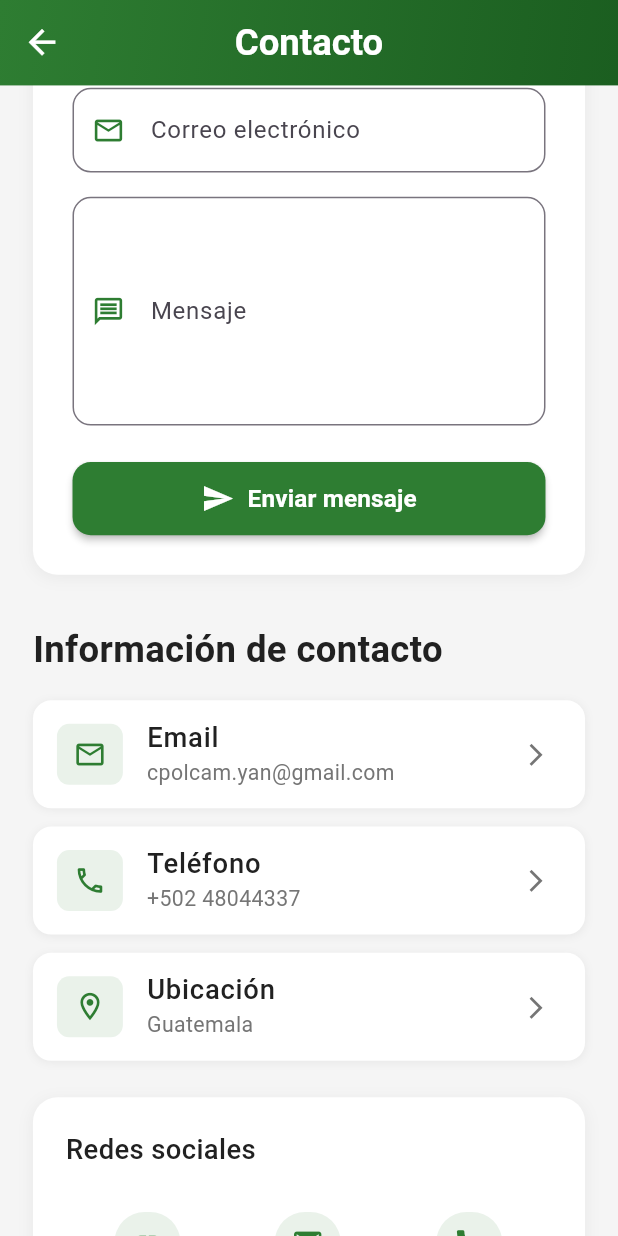
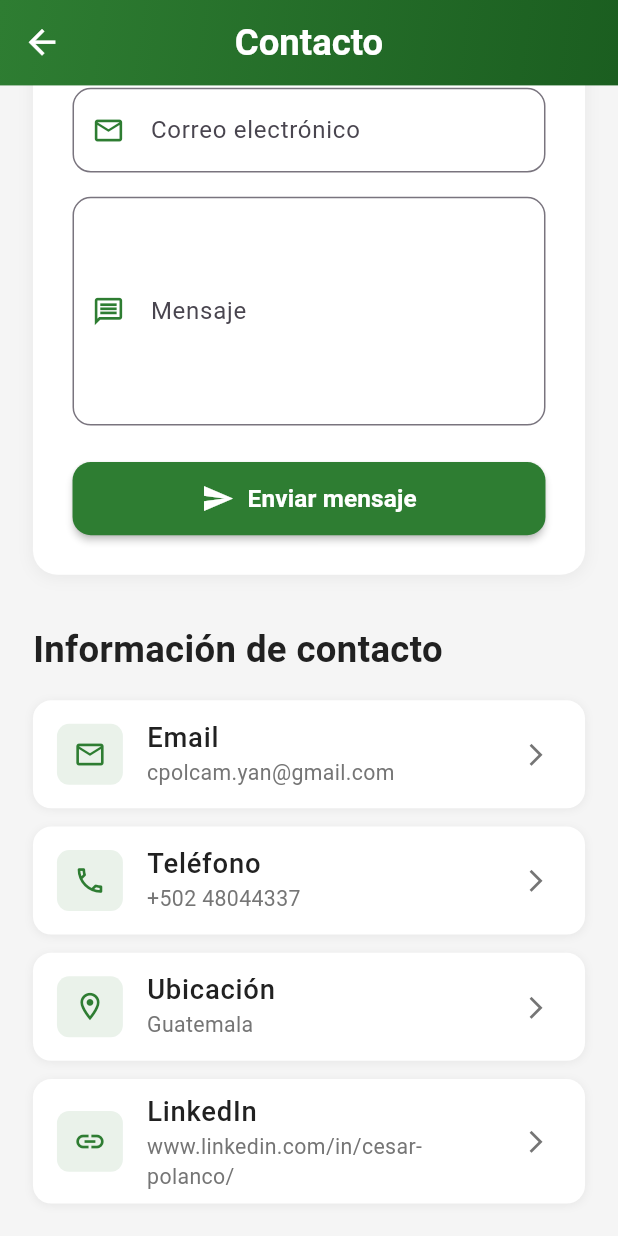
Before and after one commit to Wiirriis/flutter-portfolio, a Flutter app: the ContactScreen screen opened by its route, scrolled down 428 dp, on a phone screen of 412 x 824 dp. Run offline on Flutter 3.47's test engine with Material 3 defaults, Android fonts, the light colour scheme and no system bars; our stand-ins replace flutter_screenutil; missing offline and left inert: flutter_pdfview.

Commit message:
# web improves

```diff
--- a/lib/screens/contact_screen.dart
+++ b/lib/screens/contact_screen.dart
@@ -265,8 +265,15 @@ class _ContactScreenState extends State<ContactScreen> {
             // Launch maps app
           },
         ),
-        SizedBox(height: 24.h),
-        _buildSocialMedia(),
+        SizedBox(height: 12.h),
+        _buildContactInfoItem(
+          icon: Icons.link_outlined,
+          title: 'LinkedIn',
+          subtitle: 'www.linkedin.com/in/cesar-polanco/',
+          onTap: () {
+            // Launch LinkedIn
+          },
+        ),
       ],
     );
   }
@@ -315,97 +322,6 @@ class _ContactScreenState extends State<ContactScreen> {
     );
   }
 
-  Widget _buildSocialMedia() {
-    return Container(
-      padding: EdgeInsets.all(20.w),
-      decoration: BoxDecoration(
-        color: cardColor,
-        borderRadius: BorderRadius.circular(16.r),
-        boxShadow: [
-          BoxShadow(
-            color: Colors.black.withOpacity(0.05),
-            offset: Offset(0, 2.h),
-            blurRadius: 8.r,
-          ),
-        ],
-      ),
-      child: Column(
-        crossAxisAlignment: CrossAxisAlignment.start,
-        children: [
-          Text(
-            'Redes sociales',
-            style: subtitle1,
-          ),
-          SizedBox(height: 16.h),
-          Row(
-            mainAxisAlignment: MainAxisAlignment.spaceAround,
-            children: [
-              _buildSocialButton(
-                icon: Icons.link,
-                label: 'LinkedIn',
-                onTap: () {
-                  // Open LinkedIn: www.linkedin.com/in/cesar-polanco/
-                },
-              ),
-              _buildSocialButton(
-                icon: Icons.email,
-                label: 'Email',
-                onTap: () {
-                  // Open Email: cpolcam.yan@gmail.com
-                },
-              ),
-              _buildSocialButton(
-                icon: Icons.phone,
-                label: 'Teléfono',
-                onTap: () {
-                  // Call: +502 48044337
-                },
-              ),
-            ],
-          ),
-        ],
-      ),
-    );
-  }
-
-  Widget _buildSocialButton({
-    required IconData icon,
-    required String label,
-    VoidCallback? onTap,
-  }) {
-    return InkWell(
-      onTap: onTap,
-      borderRadius: BorderRadius.circular(8.r),
-      child: Container(
-        padding: EdgeInsets.symmetric(horizontal: 16.w, vertical: 12.h),
-        child: Column(
-          children: [
-            Container(
-              width: 40.w,
-              height: 40.h,
-              decoration: BoxDecoration(
-                color: primaryColor.withOpacity(0.1),
-                borderRadius: BorderRadius.circular(20.r),
-              ),
-              child: Icon(
-                icon,
-                size: 20.w,
-                color: primaryColor,
-              ),
-            ),
-            SizedBox(height: 8.h),
-            Text(
-              label,
-              style: TextStyle(
-                fontSize: 12.sp,
-                color: textSecondary,
-              ),
-            ),
-          ],
-        ),
-      ),
-    );
-  }
 
   void _submitForm() {
     if (_formKey.currentState!.validate()) {
```
Also changed, not shown: lib/widgets/action_button_card.dart (+81 -6 lines).
